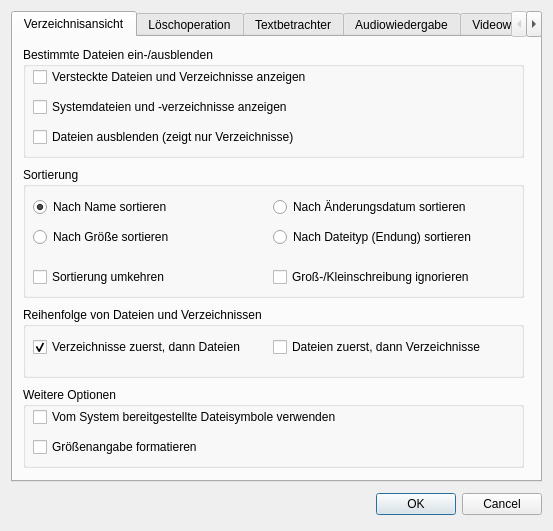
Old version of the form settingsdialog.ui in the repository striezel/qt-commander.
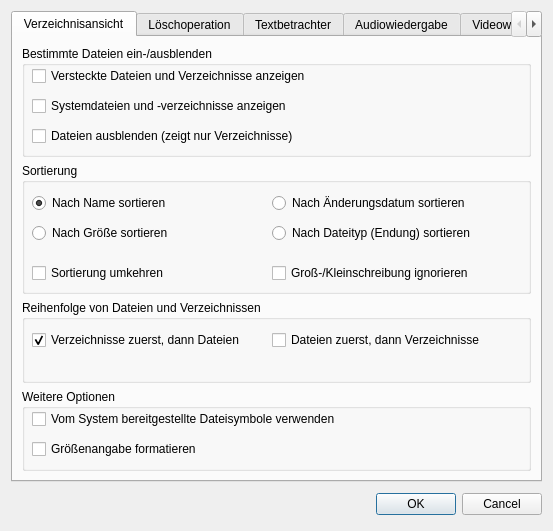
New version of the form. Icons and pictures are not drawn.

Commit message: add layout to first tab page of settings dialog

```diff
--- a/settingsdialog.ui
+++ b/settingsdialog.ui
@@ -35,15 +35,9 @@
       <attribute name="title">
        <string>Verzeichnisansicht</string>
       </attribute>
+      <layout class="QGridLayout" name="gridLayoutTabView">
+       <item row="1" column="0">
       <widget class="QGroupBox" name="groupBoxSort">
-       <property name="geometry">
-        <rect>
-         <x>10</x>
-         <y>130</y>
-         <width>501</width>
-         <height>131</height>
-        </rect>
-       </property>
        <property name="minimumSize">
         <size>
          <width>501</width>
@@ -171,15 +165,9 @@
         </property>
        </widget>
       </widget>
+       </item>
+       <item row="2" column="0">
       <widget class="QGroupBox" name="groupBoxFilesAndDirectories">
-       <property name="geometry">
-        <rect>
-         <x>10</x>
-         <y>270</y>
-         <width>501</width>
-         <height>71</height>
-        </rect>
-       </property>
        <property name="minimumSize">
         <size>
          <width>501</width>
@@ -231,15 +219,9 @@
         </property>
        </widget>
       </widget>
+       </item>
+       <item row="3" column="0">
       <widget class="QGroupBox" name="groupBoxOtherOptions">
-       <property name="geometry">
-        <rect>
-         <x>10</x>
-         <y>350</y>
-         <width>501</width>
-         <height>81</height>
-        </rect>
-       </property>
        <property name="minimumSize">
         <size>
          <width>501</width>
@@ -288,15 +270,9 @@
         </property>
        </widget>
       </widget>
+       </item>
+       <item row="0" column="0">
       <widget class="QGroupBox" name="groupBoxDisplayOptions">
-       <property name="geometry">
-        <rect>
-         <x>10</x>
-         <y>10</y>
-         <width>501</width>
-         <height>111</height>
-        </rect>
-       </property>
        <property name="minimumSize">
         <size>
          <width>501</width>
@@ -364,6 +340,8 @@
         </property>
        </widget>
       </widget>
+       </item>
+      </layout>
      </widget>
      <widget class="QWidget" name="tabDeleteOperation">
       <attribute name="icon">
```
Lines whose indentation alone changed are shown as unchanged.
